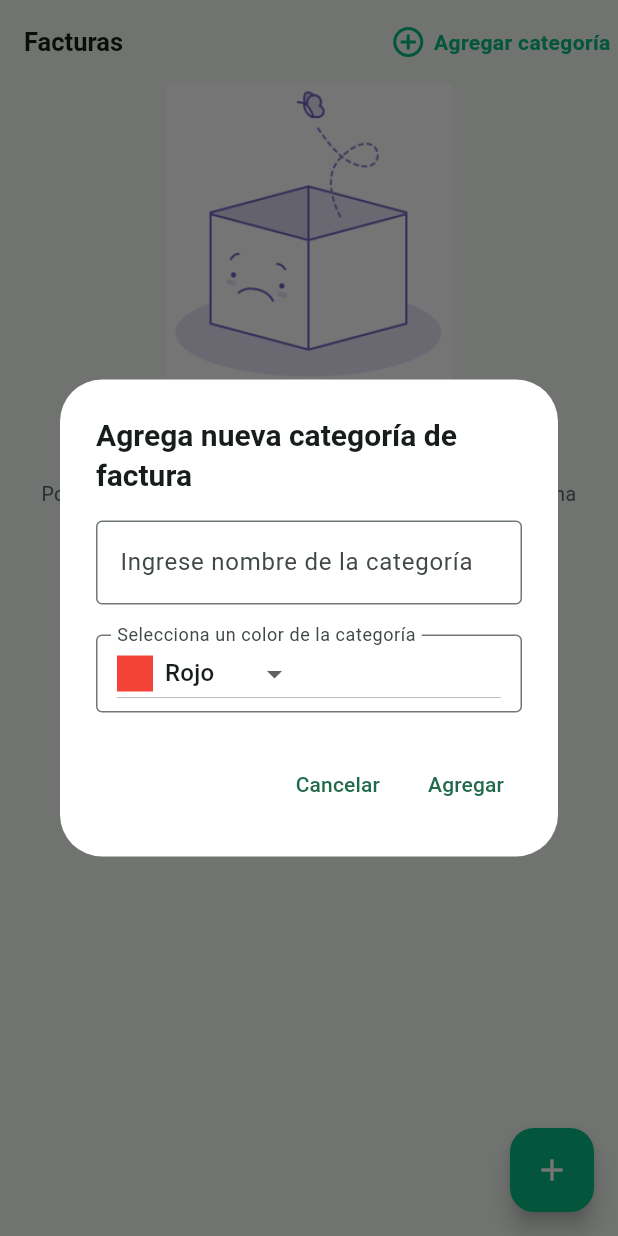
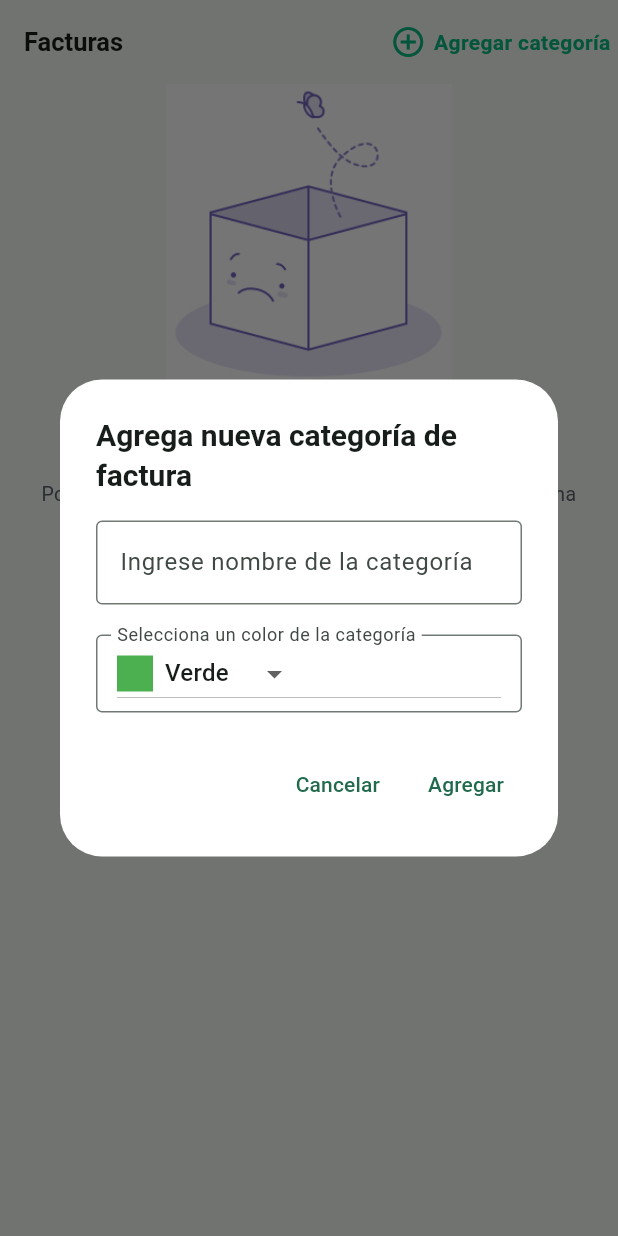
Before and after one commit to SergioCamiloCastillo/factura24-app, a Flutter app: the screen it shows after launch, after a tap on "Agregar categoría", on a phone screen of 412 x 824 dp. Run offline on Flutter 3.47's test engine with Material 3 defaults, Android fonts, the phone set to English and light mode, and no system bars; our stand-ins replace flutter_riverpod, go_router.

Commit message:
create invoice and screen invoice basic

```diff
--- a/lib/config/router/app_router.dart
+++ b/lib/config/router/app_router.dart
@@ -1,9 +1,15 @@
 import 'package:factura24/features/invoice/presentation/screens/home_screen.dart';
+import 'package:factura24/features/invoice/presentation/screens/invoice_screen.dart';
 import 'package:go_router/go_router.dart';
 
 final appRouter = GoRouter(routes: [
   GoRoute(
       path: "/",
       name: HomeScreen.name,
-      builder: (context, state) => const HomeScreen())
+      builder: (context, state) =>  const HomeScreen()),
+  GoRoute(
+      path: '/invoice/:categoryInvoiceId',
+      name: 'invoice',
+      builder: (context, state) =>
+          InvoiceScreen(categoryInvoiceId: state.pathParameters['categoryInvoiceId'] ?? 'no-id')),
 ]);
--- a/lib/features/invoice/infrastructure/datasources/category_invoice_datasource.dart
+++ b/lib/features/invoice/infrastructure/datasources/category_invoice_datasource.dart
@@ -1,7 +1,6 @@
 import 'package:factura24/features/invoice/domain/datasources/categories_invoice_datasource.dart';
 import 'package:factura24/features/invoice/domain/entities/category_invoice_entity.dart';
 import 'package:factura24/features/invoice/infrastructure/mapper/category_invoice_mapper.dart';
-import 'package:factura24/features/invoice/infrastructure/models/category_invoice/category_invoice_response.dart';
 
 class CategoryInvoiceDatasource extends CategoriesInvoiceDataSource {
   @override
--- /dev/null
+++ b/lib/features/invoice/infrastructure/datasources/invoice_datasource.dart
@@ -0,0 +1,46 @@
+import 'package:factura24/features/invoice/domain/datasources/invoices_datasource.dart';
+import 'package:factura24/features/invoice/domain/entities/invoice_entity.dart';
+import 'package:factura24/features/invoice/infrastructure/mapper/invoice_mapper.dart';
+import 'package:factura24/features/invoice/infrastructure/models/invoice/invoice_model.dart';
+
+class InvoiceDatasourceImpl extends InvoicesDatasource {
+  @override
+  Future<List<InvoiceEntity>> getAllInvoices() {
+    // TODO: implement getAllInvoices
+    throw UnimplementedError();
+  }
+
+  @override
+  Future<List<InvoiceEntity>> getInvoiceByCategoryId(int categoryId) async {
+    List invoicesResponse = [
+      {
+        "id": 'dijfeijfei',
+        "description": "Factura 1",
+        "userId": 1,
+        "categoryId": 1,
+        "createdAt": "2021-09-01T00:00:00.000Z",
+        "attachmentUrl": "https://factura24.com/factura1.pdf"
+      },
+       {
+        "id": 'dijfeijfei',
+        "description": "Factura 2",
+        "userId": 1,
+        "categoryId": 1,
+        "createdAt": "2021-09-01T00:00:00.000Z",
+        "attachmentUrl": "https://factura24.com/factura1.pdf"
+      }
+    ];
+    final List<InvoiceEntity> invoices = [];
+    for (final invoice in invoicesResponse ?? []) {
+      invoices.add(InvoiceMapper.jsonToEntity(invoice));
+    }
+
+    return invoices;
+  }
+
+  @override
+  Future<InvoiceEntity> createInvoice(Map<String, dynamic> invoiceLike) {
+    // TODO: implement createInvoice
+    throw UnimplementedError();
+  }
+}
--- /dev/null
+++ b/lib/features/invoice/infrastructure/mapper/invoice_mapper.dart
@@ -0,0 +1,13 @@
+import 'package:factura24/features/invoice/domain/entities/invoice_entity.dart';
+
+class InvoiceMapper {
+  static jsonToEntity(Map<String, dynamic> json) {
+    return InvoiceEntity(
+        id: json['id'],
+        description: json['description'],
+        userId: json['userId'],
+        categoryId: json['categoryId'],
+        createdAt: json['createdAt'],
+        attachmentUrl: json['attachmentUrl']);
+  }
+}
--- /dev/null
+++ b/lib/features/invoice/presentation/providers/categories_invoices_provider.dart
@@ -0,0 +1,45 @@
+import 'package:factura24/features/invoice/presentation/providers/invoice_repository_provider.dart';
+
+import 'package:factura24/features/invoice/domain/entities/category_invoice_entity.dart';
+import 'package:flutter_riverpod/flutter_riverpod.dart';
+
+final nowCategoriesProvider =
+    StateNotifierProvider<CategoryInvoiceNotifier, List<CategoryInvoiceEntity>>(
+  (ref) {
+    final fetchCategories =
+        ref.watch(categoryInvoiceRepositoryProvider).getCategoriesInvoice;
+    return CategoryInvoiceNotifier(fetchCategories: fetchCategories);
+  },
+);
+
+typedef CategoryInvoiceCallback = Future<List<CategoryInvoiceEntity>>
+    Function();
+
+class CategoryInvoiceNotifier
+    extends StateNotifier<List<CategoryInvoiceEntity>> {
+  CategoryInvoiceCallback fetchCategories;
+  CategoryInvoiceNotifier({required this.fetchCategories}) : super([]);
+
+  Future<void> loadCategories() async {
+    final categories = await fetchCategories();
+    state = [...state, ...categories];
+  }
+
+  Future<void> addCategory(CategoryInvoiceEntity newCategory) async {
+    state = [...state, newCategory];
+  }
+
+  Future<void> deleteCategory(CategoryInvoiceEntity categoryToDelete) async {
+    state =
+        state.where((category) => category.id != categoryToDelete.id).toList();
+  }
+
+  Future<void> updateCategory(CategoryInvoiceEntity updatedCategory) async {
+    state = state.map((category) {
+      if (category.id == updatedCategory.id) {
+        return updatedCategory;
+      }
+      return category;
+    }).toList();
+  }
+}
--- a/lib/features/invoice/presentation/providers/invoice_repository_provider.dart
+++ b/lib/features/invoice/presentation/providers/invoice_repository_provider.dart
@@ -1,7 +1,17 @@
+//el objetivo de este provider es establecer a lo largo de toda la app, la instancia de InvoiceRespositoryImpl
+
+import 'package:factura24/features/invoice/domain/repositories/categories_invoice_repository.dart';
+import 'package:factura24/features/invoice/domain/repositories/invoices_repository.dart';
 import 'package:factura24/features/invoice/infrastructure/datasources/category_invoice_datasource.dart';
+import 'package:factura24/features/invoice/infrastructure/datasources/invoice_datasource.dart';
 import 'package:factura24/features/invoice/infrastructure/repositories/categories_invoice_impl.dart';
+import 'package:factura24/features/invoice/infrastructure/repositories/invoice_repository_impl.dart';
 import 'package:flutter_riverpod/flutter_riverpod.dart';
 
-final categoryInvoiceProvider = Provider((ref) {
+final categoryInvoiceRepositoryProvider = Provider<CategoriesInvoiceRepository>((ref) {
   return CategoryInvoiceImpl(datasource: CategoryInvoiceDatasource());
 });
+
+final invoiceRepositoryProvider = Provider<InvoicesRepository>((ref) {
+  return InvoiceRepositoryImpl(datasource: InvoiceDatasourceImpl());
+});
--- a/lib/features/invoice/presentation/providers/invoices_provider.dart
+++ b/lib/features/invoice/presentation/providers/invoices_provider.dart
@@ -1,45 +1,34 @@
+import 'package:factura24/features/invoice/domain/entities/invoice_entity.dart';
+import 'package:factura24/features/invoice/domain/repositories/invoices_repository.dart';
 import 'package:factura24/features/invoice/presentation/providers/invoice_repository_provider.dart';
-
-import 'package:factura24/features/invoice/domain/entities/category_invoice_entity.dart';
 import 'package:flutter_riverpod/flutter_riverpod.dart';
 
-final nowCategoriesProvider =
-    StateNotifierProvider<CategoryInvoiceNotifier, List<CategoryInvoiceEntity>>(
-  (ref) {
-    final fetchCategories =
-        ref.watch(categoryInvoiceProvider).getCategoriesInvoice;
-    return CategoryInvoiceNotifier(fetchCategories: fetchCategories);
-  },
-);
+// el invoicesProvider, provee el estado de abajo de manera global, junto con el notifier
+final invoicesProvider =
+    StateNotifierProvider<InvoicesNotifier, InvoicesState>((ref) {
+  final invoicesRepository = ref.watch(invoiceRepositoryProvider);
+  return InvoicesNotifier(invoicesRepository: invoicesRepository);
+});
 
-typedef CategoryInvoiceCallback = Future<List<CategoryInvoiceEntity>>
-    Function();
+//state notifier provider
 
-class CategoryInvoiceNotifier
-    extends StateNotifier<List<CategoryInvoiceEntity>> {
-  CategoryInvoiceCallback fetchCategories;
-  CategoryInvoiceNotifier({required this.fetchCategories}) : super([]);
-
-  Future<void> loadCategories() async {
-    final categories = await fetchCategories();
-    state = [...state, ...categories];
+class InvoicesNotifier extends StateNotifier<InvoicesState> {
+  final InvoicesRepository invoicesRepository;
+  InvoicesNotifier({required this.invoicesRepository})
+      : super(InvoicesState()) {
+    loadInvoices();
   }
 
-  Future<void> addCategory(CategoryInvoiceEntity newCategory) async {
-    state = [...state, newCategory];
-  }
-
-  Future<void> deleteCategory(CategoryInvoiceEntity categoryToDelete) async {
-    state =
-        state.where((category) => category.id != categoryToDelete.id).toList();
-  }
-
-  Future<void> updateCategory(CategoryInvoiceEntity updatedCategory) async {
-    state = state.map((category) {
-      if (category.id == updatedCategory.id) {
-        return updatedCategory;
-      }
-      return category;
-    }).toList();
+  Future loadInvoices() async {
+    final invoices = await invoicesRepository.getInvoiceByCategoryId(1);
+    state = state.copyWith(invoices: [...state.invoices, ...invoices]);
   }
 }
+
+class InvoicesState {
+  final List<InvoiceEntity> invoices;
+
+  InvoicesState({this.invoices = const []});
+  InvoicesState copyWith({List<InvoiceEntity>? invoices}) =>
+      InvoicesState(invoices: invoices ?? this.invoices);
+}
--- a/lib/features/invoice/presentation/screens/home_screen.dart
+++ b/lib/features/invoice/presentation/screens/home_screen.dart
@@ -1,16 +1,20 @@
 import 'package:factura24/features/invoice/domain/entities/category_invoice_entity.dart';
+import 'package:factura24/features/invoice/presentation/providers/categories_invoices_provider.dart';
 import 'package:factura24/features/invoice/presentation/providers/invoices_provider.dart';
 import 'package:flutter/material.dart';
 import 'package:flutter_riverpod/flutter_riverpod.dart';
+import 'package:go_router/go_router.dart';
 
 class HomeScreen extends ConsumerWidget {
   static const name = "home-screen";
+
   const HomeScreen({super.key});
 
   @override
   Widget build(BuildContext context, WidgetRef ref) {
     return Scaffold(
         appBar: AppBar(
+          centerTitle: false,
           actions: [
             GestureDetector(
                 onTap: () => _dialogBuilder(context, ref),
@@ -37,14 +41,6 @@ class HomeScreen extends ConsumerWidget {
           title: const Text('Facturas',
               style: TextStyle(fontSize: 17, fontWeight: FontWeight.bold)),
         ),
-        floatingActionButton: FloatingActionButton(
-          backgroundColor: const Color(0xFF06B981),
-          onPressed: () => _dialogBuilder(context, ref),
-          child: const Icon(
-            Icons.add,
-            color: Colors.white,
-          ),
-        ),
         body: const Padding(
           padding: EdgeInsets.symmetric(horizontal: 10.0),
           child: CarouselTabsScreen(),
@@ -55,8 +51,8 @@ class HomeScreen extends ConsumerWidget {
     TextEditingController categoryController =
         TextEditingController(); // Controlador para el TextField
     List<Map<String, String>> listColors = [
+      {'label': 'Verde', 'value': 'green'},
       {'label': 'Rojo', 'value': 'red'},
-      {'label': 'Verde', 'value': 'green'},
       {'label': 'Azul', 'value': 'blue'},
       {'label': 'Amarillo', 'value': 'yellow'},
       {'label': 'Morado', 'value': 'purple'},
@@ -259,10 +255,10 @@ class _CarouselTabsScreenState extends ConsumerState {
 
   @override
   Widget build(BuildContext context) {
-    final categoriesInvoice = ref.watch(nowCategoriesProvider);
-
+    final categoriesInvoiceState = ref.watch(nowCategoriesProvider);
+    final invoicesState = ref.watch(invoicesProvider);
     List<Map<String, dynamic>> matchingColorsData =
-        categoriesInvoice.map((category) {
+        categoriesInvoiceState.map((category) {
       var colorData = colors.firstWhere(
           (colorMap) => colorMap['nameColor'] == category.color,
           orElse: () => null!);
@@ -272,7 +268,7 @@ class _CarouselTabsScreenState extends ConsumerState {
               'color': Colors.black
             }; // Si hay coincidencia, devuelve el color correspondiente, de lo contrario, negro
     }).toList();
-    return categoriesInvoice.isNotEmpty
+    return categoriesInvoiceState.isNotEmpty
         ? Column(
             crossAxisAlignment: CrossAxisAlignment.start,
             children: [
@@ -284,9 +280,9 @@ class _CarouselTabsScreenState extends ConsumerState {
                         width: 6.0); // Espacio horizontal entre las tarjetas
                   },
                   scrollDirection: Axis.horizontal,
-                  itemCount: categoriesInvoice.length,
+                  itemCount: categoriesInvoiceState.length,
                   itemBuilder: (BuildContext context, int index) {
-                    final category = categoriesInvoice[index];
+                    final category = categoriesInvoiceState[index];
                     return GestureDetector(
                       onTap: () {
                         updateSelectedCard(index);
@@ -298,14 +294,25 @@ class _CarouselTabsScreenState extends ConsumerState {
                             children: [
                               Positioned.fill(
                                 child: Opacity(
-                                  opacity:
-                                      0.2, // Cambia este valor para ajustar la opacidad
+                                  opacity: 0.5,
                                   child: Card(
                                     margin: const EdgeInsets.all(0.0),
-                                    color: matchingColorsData[index]['color'],
-                                    elevation: 4.0,
+                                    color: selectedCard == index
+                                        ? matchingColorsData[index]['color']
+                                            .withAlpha(
+                                                200) // Cambia el valor alpha según lo deseado
+                                        : matchingColorsData[index]['color'],
+                                    elevation:
+                                        selectedCard == index ? 8.0 : 4.0,
                                     shape: RoundedRectangleBorder(
                                       borderRadius: BorderRadius.circular(6.0),
+                                      side: BorderSide(
+                                        color: Colors.red,
+                                        width: selectedCard == index ? 2.0 : 0,
+                                        style: selectedCard == index
+                                            ? BorderStyle.solid
+                                            : BorderStyle.none,
+                                      ),
                                     ),
                                   ),
                                 ),
@@ -347,26 +354,36 @@ class _CarouselTabsScreenState extends ConsumerState {
                   },
                 ),
               ),
-              Container(
-                padding: const EdgeInsets.all(20.0),
-                child: Column(
-                  crossAxisAlignment: CrossAxisAlignment.start,
-                  children: [
-                    const Text(
-                      'Información de la tarjeta seleccionada:',
-                      style: TextStyle(
-                        fontSize: 18.0,
-                        fontWeight: FontWeight.bold,
-                      ),
+              Expanded(
+                child: ListView.builder(
+                  itemCount: invoicesState.invoices.length,
+                  itemBuilder: (BuildContext context, int index) {
+                    final invoice = invoicesState.invoices[index];
+                    return ListTile(
+                      title: Text(invoice.description),
+                      subtitle: Text(invoice.description),
+                    );
+                  },
+                ),
+              ),
+              Align(
+                alignment: Alignment.bottomRight,
+                child: Padding(
+                  padding: const EdgeInsets.only(bottom: 35.0, right: 16.0),
+                  child: ElevatedButton(
+                    style: ElevatedButton.styleFrom(
+                      shape: const CircleBorder(),
+                      backgroundColor: const Color(0xFF06B981),
+                      padding: const EdgeInsets.all(15.0),
                     ),
-                    const SizedBox(height: 10.0),
-                    Text(
-                      'Contenido para la tarjeta ${selectedCard + 1}',
-                      style: const TextStyle(
-                        fontSize: 16.0,
-                      ),
+                    onPressed: () {
+                      context.push('/invoice/$selectedCard');
+                    },
+                    child: const Icon(
+                      Icons.add,
+                      color: Colors.white,
                     ),
-                  ],
+                  ),
                 ),
               ),
             ],
```
Also changed, not shown: lib/features/invoice/domain/datasources/invoices_datasource.dart (added, +7 -0 lines), lib/features/invoice/domain/entities/invoice_entity.dart (added, +17 -0 lines), lib/features/invoice/domain/repositories/invoices_repository.dart (added, +7 -0 lines), lib/features/invoice/infrastructure/models/invoice/invoice_model.dart (added, +43 -0 lines), lib/features/invoice/infrastructure/repositories/invoice_repository_impl.dart (added, +24 -0 lines), lib/features/invoice/presentation/screens/invoice_screen.dart (added, +23 -0 lines).
